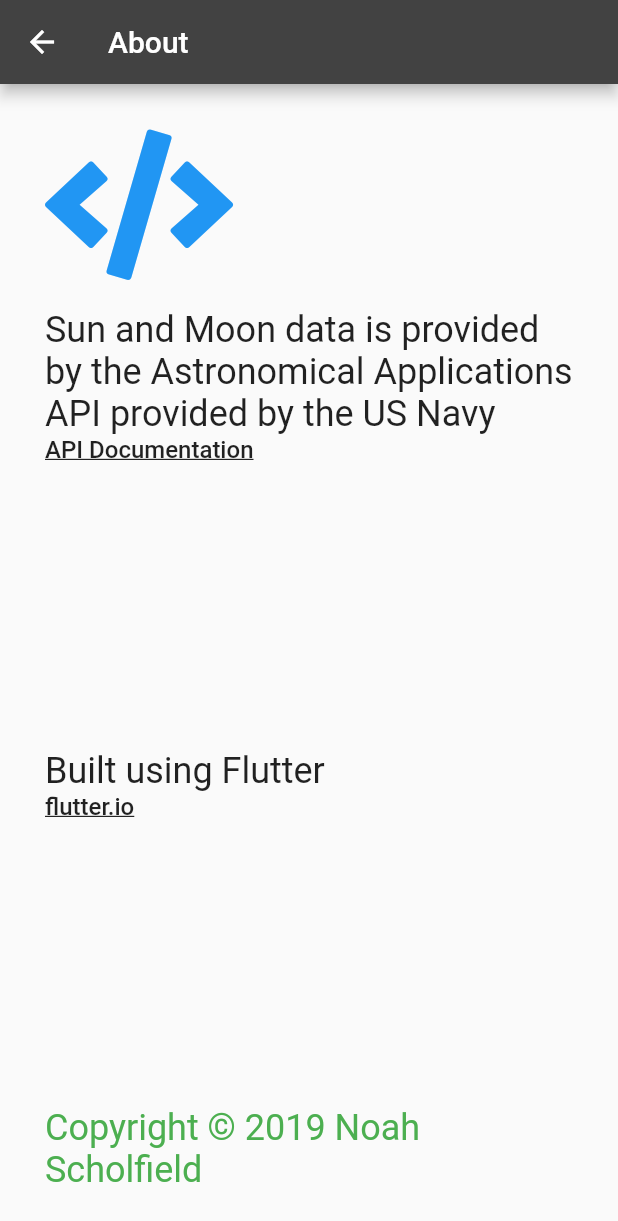
After one commit to njscholfield/conditions-app, a Flutter app: the About screen opened directly, after a tap on "API Documentation", on a phone screen of 412 x 824 dp. The commit adds this screen. Shown: the top 1221 px of the screen. Run offline on Flutter 3.47's test engine with Material 2 defaults, Android fonts, the phone set to English and light mode, and no system bars; our stand-ins replace font_awesome_flutter, geolocator.

Commit message:
Add about page

```diff
--- /dev/null
+++ b/lib/About.dart
@@ -0,0 +1,55 @@
+import 'package:flutter/material.dart';
+import 'package:font_awesome_flutter/font_awesome_flutter.dart';
+import 'package:url_launcher/url_launcher.dart';
+
+class About extends StatelessWidget {
+  _launchURL(url) async {
+    if (await canLaunch(url)) {
+      await launch(url);
+    } else {
+      throw 'Could not launch $url';
+    }
+  }
+
+  @override
+  Widget build(BuildContext context) {
+    return new Scaffold(
+      appBar: AppBar(
+        title: Text('About'),
+      ),
+      body: new Container(
+        margin: EdgeInsets.all(10.0),
+        padding: EdgeInsets.all(20.0),
+        child: new Column(
+          crossAxisAlignment: CrossAxisAlignment.start,
+          children: <Widget>[
+            new Padding(
+              child: new Icon(FontAwesomeIcons.code,
+                size: 100.0,
+                color: Colors.blue,
+              ),
+              padding: EdgeInsets.only(bottom: 20.0),
+            ),
+            new Text('Sun and Moon data is provided by the Astronomical Applications API provided by the US Navy', style: Theme.of(context).textTheme.headline,),
+            new GestureDetector(
+              onTap: () {
+                _launchURL('https://aa.usno.navy.mil/data/docs/api.php#rstt');
+              },
+              child: new Text('API Documentation', style: Theme.of(context).textTheme.body2)
+            ),
+            new Spacer(),
+            new Text('Built using Flutter', style: Theme.of(context).textTheme.headline,),
+            new GestureDetector(
+              onTap: () {
+                _launchURL('https://flutter.io');
+              },
+              child: Text('flutter.io', style: Theme.of(context).textTheme.body2)
+            ),
+            new Spacer(),
+            new Text('Copyright © 2019 Noah Scholfield', style: Theme.of(context).textTheme.headline.copyWith(color: Colors.green)),
+          ],
+        ),
+      )
+    );
+  }
+}
--- a/lib/main.dart
+++ b/lib/main.dart
@@ -4,6 +4,7 @@ import 'package:intl/intl.dart';
 import 'package:conditions/SunCard.dart';
 import 'package:conditions/MoonCard.dart';
 import 'package:conditions/LocationField.dart';
+import 'package:conditions/About.dart';
 
 import 'package:conditions/AstronData.dart';
 
@@ -23,7 +24,14 @@ class MyApp extends StatelessWidget {
           ),
           display1: TextStyle(
             color: Colors.white,
-          )
+          ),
+          body1: TextStyle(
+            fontSize: 16.0
+          ),
+          body2: TextStyle(
+            fontSize: 16.0,
+            decoration: TextDecoration.underline
+          ),
         ),
       ),
       home: MyHomePage(title: 'Conditions'),
@@ -105,6 +113,18 @@ class _MyHomePageState extends State<MyHomePage> {
                       },
                       child: new MoonCard(snapshot.data),
                     ),
+                    new GestureDetector(
+                      child: Text('About this app',
+                        style: Theme.of(context).textTheme.body1.copyWith(decoration: TextDecoration.underline)
+                      ),
+                      onTap: () {
+                        Navigator.push(context, MaterialPageRoute(
+                          builder: (context) {
+                            return new About();
+                          },
+                        ));
+                      },
+                    )
                   ]
                 );
               } else if(snapshot.hasError) {
--- a/pubspec.yaml
+++ b/pubspec.yaml
@@ -27,6 +27,7 @@ dependencies:
   font_awesome_flutter: ^8.4.0
   geolocator: ^5.0.0
   intl: ^0.15.8
+  url_launcher: ^5.0.3
 
 dev_dependencies:
   flutter_test:
```
